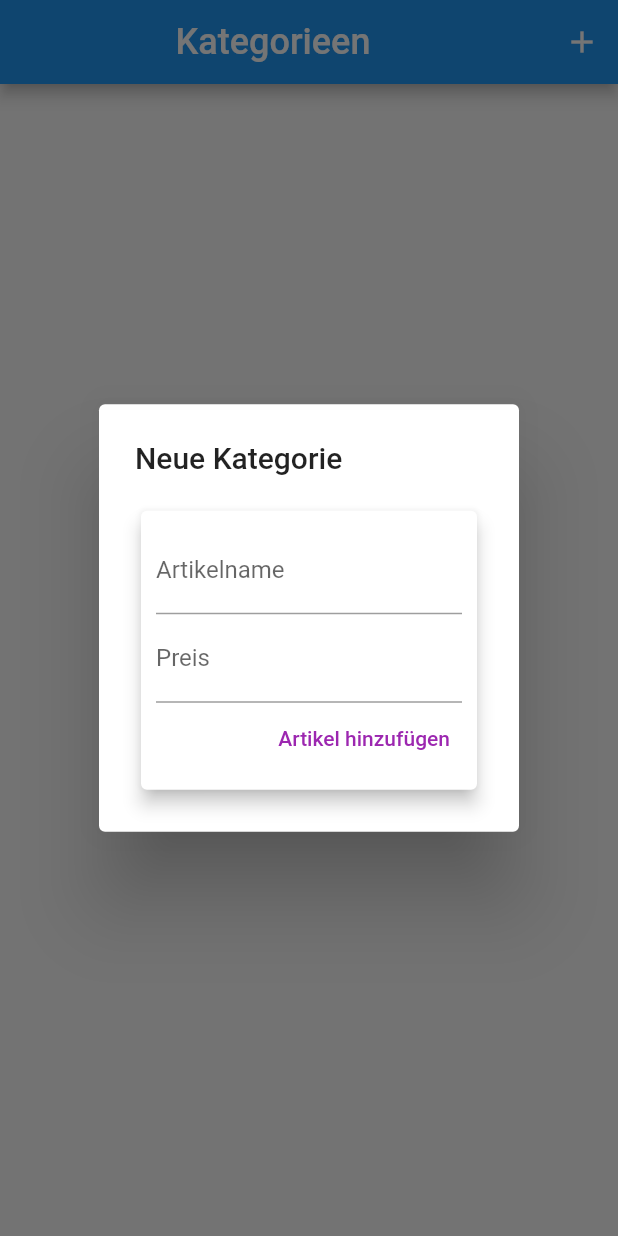
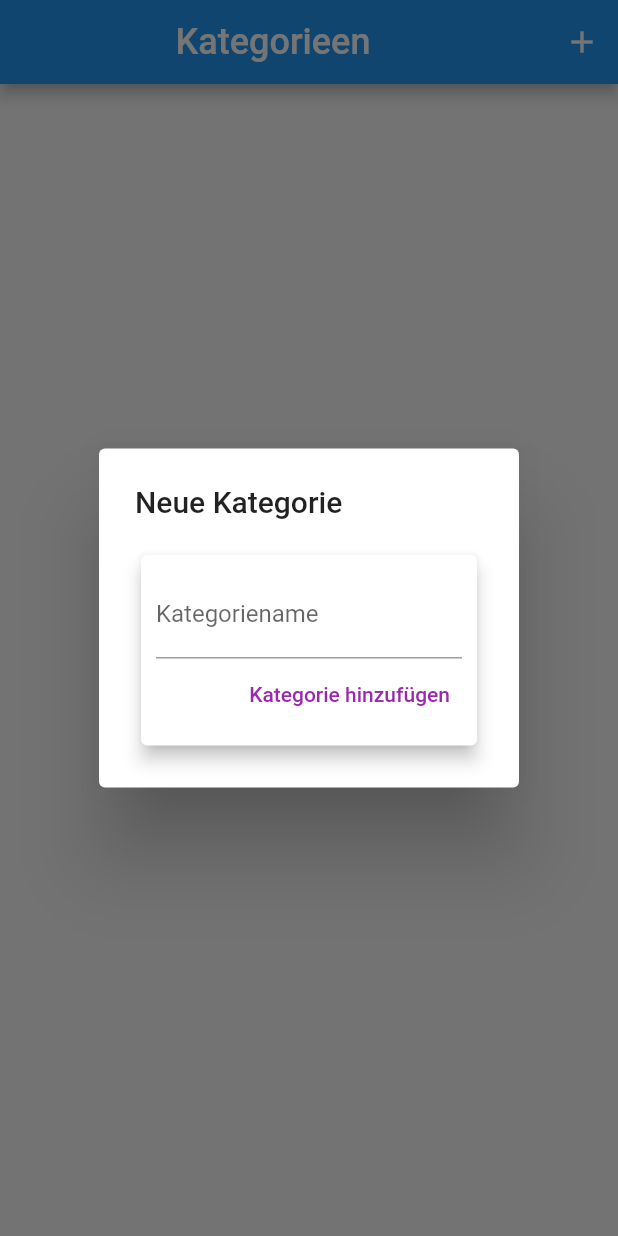
Before and after one commit to felix7700/ewm, a Flutter app: the screen it shows after launch, after a tap on the "add" icon, on a phone screen of 412 x 824 dp. Run offline on Flutter 3.47's test engine with Material 2 defaults, Android fonts, the phone set to English and light mode, and no system bars; our stand-ins replace sqflite; accounts and stored records are empty.

Commit message:
pubspec cleaned, separate add_item_card and add_category_card

```diff
--- a/analysis_options.yaml
+++ b/analysis_options.yaml
@@ -22,7 +22,7 @@ linter:
   # `// ignore_for_file: name_of_lint` syntax on the line or in the file
   # producing the lint.
   rules:
-    # avoid_print: false  # Uncomment to disable the `avoid_print` rule
+    # avoid_debugPrint: false  # Uncomment to disable the `avoid_debugPrint` rule
     # prefer_single_quotes: true  # Uncomment to enable the `prefer_single_quotes` rule
 
 # Additional information about this file can be found at
--- a/lib/dbhelper.dart
+++ b/lib/dbhelper.dart
@@ -1,5 +1,6 @@
 import 'dart:io';
 
+import 'package:flutter/material.dart';
 import 'package:path/path.dart';
 import 'package:sqflite/sqflite.dart';
 import 'package:path_provider/path_provider.dart';
@@ -33,7 +34,7 @@ class DatabaseHelper {
 
   // this opens the database (and creates it if it doesn't exist)
   initDatabase() async {
-    print('_initDatabase');
+    debugPrint('_initDatabase');
     Directory documentsDirectory = await getApplicationDocumentsDirectory();
     String path = join(documentsDirectory.path, _databaseName);
     return await openDatabase(path,
@@ -42,8 +43,9 @@ class DatabaseHelper {
 
   // SQL code to create the database table
   Future _onCreate(Database db, int version) async {
-    print('_onCreate');
+    debugPrint('_onCreate');
     return;
+    /*
     await db.execute('''
           CREATE TABLE $tableInventory (
             $columnItemID INTEGER PRIMARY KEY,
@@ -58,6 +60,7 @@ class DatabaseHelper {
             $columnCategoryName TEXT NOT NULL
           )
           ''');
+          */
   }
 
   void dropTable({required tableName}) async {
@@ -88,7 +91,7 @@ class DatabaseHelper {
   // All of the methods (insert, query, update, delete) can also be done using
   // raw SQL commands. This method uses a raw query to give the row count.
   Future<int?> queryRowCount({required String tableName}) async {
-    print('queryRowCount');
+    debugPrint('queryRowCount');
     Database db = await instance.database;
     return Sqflite.firstIntValue(
       await db.rawQuery('SELECT COUNT(*) FROM $tableName'),
@@ -99,7 +102,7 @@ class DatabaseHelper {
       {required String tableName,
       required String columnName,
       required int value}) async {
-    print('queryItem');
+    debugPrint('queryItem');
     Database db = await instance.database;
     return await db
         .rawQuery('SELECT * FROM $tableName where $columnName = $value');
@@ -127,7 +130,7 @@ class DatabaseHelper {
 
   // Only for Testing!
   void createTable({required String tableName}) async {
-    print('createTable');
+    debugPrint('createTable');
     Database db = await instance.database;
     await db.execute('''
           CREATE TABLE $tableInventory (
--- a/lib/main.dart
+++ b/lib/main.dart
@@ -1,5 +1,5 @@
 import 'package:ewm/dbhelper.dart';
-import 'package:ewm/widgets/Pages/category_list.dart';
+import 'package:ewm/widgets/Pages/category_list_page.dart';
 import 'package:flutter/material.dart';
 
 void main() {
@@ -43,7 +43,8 @@ class _MainAppState extends State<MainApp> {
         builder: (context, snapshot) {
           Widget widget;
           if (snapshot.hasData) {
-            widget = CategoryList(categoryNames: snapshot.data as Set<Object>);
+            widget =
+                CategoryListPage(categoryNames: snapshot.data as Set<Object>);
           } else if (snapshot.hasError) {
             widget = const Scaffold(
                 body: Center(
--- a/lib/widgets/Buttons/add_button.dart
+++ /dev/null
@@ -1,27 +0,0 @@
-import 'package:ewm/widgets/InputCards/add_new_item_input_card.dart';
-import 'package:flutter/material.dart';
-
-class AddButton extends StatelessWidget {
-  const AddButton({Key? key}) : super(key: key);
-
-  void addItem({required List<dynamic> newItemValues}) {
-    print('AddItem: ' + newItemValues.toString());
-  }
-
-  Future<String?> _showDialog(context) {
-    return showDialog<String>(
-      context: context,
-      builder: (BuildContext context) => AlertDialog(
-          title: const Text('Neue Kategorie'),
-          content: AddNewItemCard(addItemFunction: addItem)),
-    );
-  }
-
-  @override
-  Widget build(BuildContext context) {
-    return IconButton(
-      onPressed: () => _showDialog(context),
-      icon: const Icon(Icons.add),
-    );
-  }
-}
--- /dev/null
+++ b/lib/widgets/Buttons/add_category_button.dart
@@ -0,0 +1,28 @@
+import 'package:ewm/widgets/InputCards/input_card_add_new_category.dart';
+import 'package:flutter/material.dart';
+
+class AddCategoryButton extends StatelessWidget {
+  const AddCategoryButton({Key? key}) : super(key: key);
+
+  void _addCategory(String newCategoryName) {
+    debugPrint('Add Category: ' + newCategoryName);
+  }
+
+  Future<String?> _showDialog(context) {
+    return showDialog<String>(
+      context: context,
+      builder: (BuildContext context) => AlertDialog(
+        title: const Text('Neue Kategorie'),
+        content: AddNewCategoryCard(addNewCategoryFunction: _addCategory),
+      ),
+    );
+  }
+
+  @override
+  Widget build(BuildContext context) {
+    return IconButton(
+      onPressed: () => _showDialog(context),
+      icon: const Icon(Icons.add),
+    );
+  }
+}
--- /dev/null
+++ b/lib/widgets/InputCards/input_card_add_new_category.dart
@@ -0,0 +1,66 @@
+import 'package:flutter/material.dart';
+
+class AddNewCategoryCard extends StatelessWidget {
+  AddNewCategoryCard({Key? key, required this.addNewCategoryFunction})
+      : super(key: key);
+  final Function addNewCategoryFunction;
+  final categoryNameTextEditingController = TextEditingController();
+  final _formKeyCategoryNameInput = GlobalKey<FormState>();
+
+  @override
+  Widget build(BuildContext context) {
+    return Card(
+      elevation: 5,
+      child: Container(
+        padding: const EdgeInsets.all(10),
+        child: SingleChildScrollView(
+          child: Column(
+            crossAxisAlignment: CrossAxisAlignment.end,
+            children: <Widget>[
+              Form(
+                key: _formKeyCategoryNameInput,
+                child: Column(
+                  crossAxisAlignment: CrossAxisAlignment.start,
+                  children: [
+                    TextFormField(
+                      decoration:
+                          const InputDecoration(labelText: 'Kategoriename'),
+                      controller: categoryNameTextEditingController,
+                      validator: (value) {
+                        if (value!.isEmpty) {
+                          return 'Bitte einen Kategorienamen eingeben!';
+                        }
+                        if (value.length > 20) {
+                          return 'Maximal 20 Zeichen!';
+                        }
+                        return null;
+                      },
+                    ),
+                  ],
+                ),
+              ),
+              TextButton(
+                child: const Text('Kategorie hinzufügen',
+                    style: TextStyle(color: Colors.purple)),
+                onPressed: () {
+                  if (_formKeyCategoryNameInput.currentState!.validate()) {
+                    debugPrint('submitData()');
+                    addNewCategoryFunction(
+                        categoryNameTextEditingController.text);
+                  }
+                  if (_formKeyCategoryNameInput.currentState!.validate()) {
+                    ScaffoldMessenger.of(context).showSnackBar(
+                      const SnackBar(
+                        content: Text('Kategorie wurde hinzugefügt'),
+                      ),
+                    );
+                  }
+                },
+              ),
+            ],
+          ),
+        ),
+      ),
+    );
+  }
+}
--- a/lib/widgets/Pages/category_list.dart
+++ b/lib/widgets/Pages/category_list_page.dart
@@ -1,8 +1,9 @@
-import 'package:ewm/widgets/Buttons/add_button.dart';
+import 'package:ewm/widgets/Buttons/add_category_button.dart';
 import 'package:flutter/material.dart';
 
-class CategoryList extends StatelessWidget {
-  const CategoryList({required this.categoryNames, Key? key}) : super(key: key);
+class CategoryListPage extends StatelessWidget {
+  const CategoryListPage({required this.categoryNames, Key? key})
+      : super(key: key);
   final Set<dynamic> categoryNames;
 
   @override
@@ -16,7 +17,7 @@ class CategoryList extends StatelessWidget {
           ),
         ),
         actions: const [
-          AddButton(),
+          AddCategoryButton(),
         ],
       ),
       body: Column(
```
Also changed, not shown: lib/widgets/InputCards/input_card_add_new_item.dart (renamed from lib/widgets/InputCards/add_new_item_input_card.dart, +4 -3 lines), lib/widgets/InputTextFormFields/input_text_form_field_price.dart (added, +26 -0 lines), pubspec.yaml (+0 -54 lines), pubspec.lock, 1 other file.
